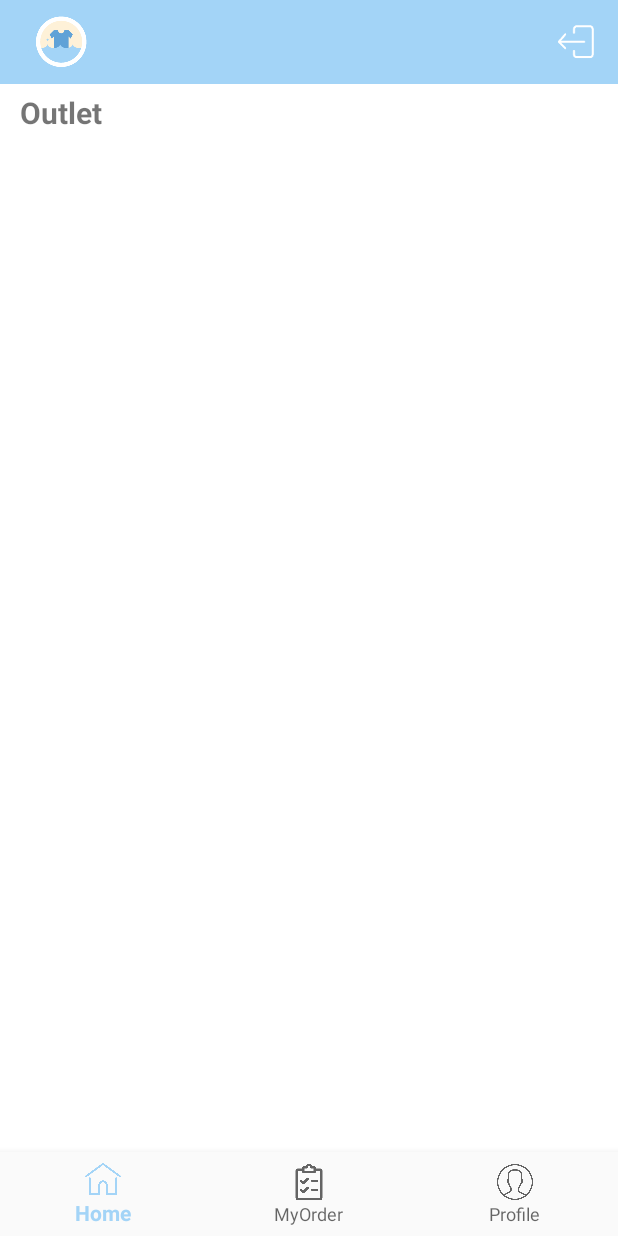
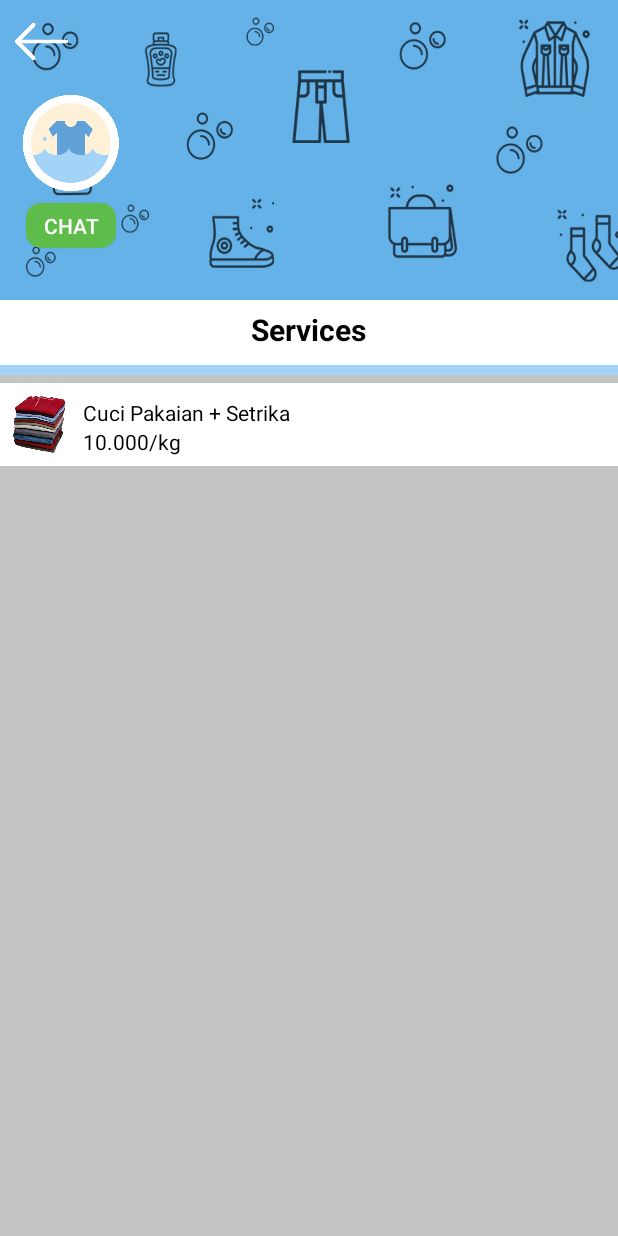
Before and after one commit to ardhiyatma09/cuci.in, an Android app: the screen it shows after launch (MainActivity before the commit, OutletActivity after it), on a phone screen of 412 x 824 dp. Run offline under Robolectric (Android 15) with nearby library versions, the phone set to English and light mode, and no system bars.

Commit message:
Layout Outlet

```diff
--- a/app/src/main/AndroidManifest.xml
+++ b/app/src/main/AndroidManifest.xml
@@ -1,8 +1,6 @@
 <?xml version="1.0" encoding="utf-8"?>
 <manifest xmlns:android="http://schemas.android.com/apk/res/android"
           package="com.example.cuciinproject">
-    <uses-permission android:name="android.permission.INTERNET"/>
-
     <uses-permission android:name="android.permission.INTERNET"/>
 
     <application
@@ -11,8 +9,9 @@
             android:label="@string/app_name"
             android:roundIcon="@mipmap/ic_logointi"
             android:supportsRtl="true"
+            android:networkSecurityConfig="@xml/network_security_config"
             android:theme="@style/AppTheme">
-        <activity android:name=".activity.MainActivity">
+        <activity android:name=".activity.user.OutletActivity">
             <intent-filter>
                 <action android:name="android.intent.action.MAIN"/>
 
--- a/app/src/main/java/com/example/cuciinproject/activity/user/OutletActivity.kt
+++ b/app/src/main/java/com/example/cuciinproject/activity/user/OutletActivity.kt
@@ -1,3 +1,12 @@
 package com.example.cuciinproject.activity.user
 
-class OutletActivity
+import android.os.Bundle
+import android.support.v7.app.AppCompatActivity
+import com.example.cuciinproject.R
+
+class OutletActivity : AppCompatActivity() {
+    override fun onCreate(savedInstanceState: Bundle?) {
+        super.onCreate(savedInstanceState)
+        setContentView(R.layout.outlet_activity)
+    }
+}
--- a/app/src/main/java/com/example/cuciinproject/adapter/LaundriAdapter.kt
+++ b/app/src/main/java/com/example/cuciinproject/adapter/LaundriAdapter.kt
@@ -5,7 +5,6 @@ import android.support.v7.widget.RecyclerView
 import android.view.LayoutInflater
 import android.view.View
 import android.view.ViewGroup
-import android.widget.Toast
 import com.bumptech.glide.Glide
 import com.example.cuciinproject.R
 import com.example.cuciinproject.model.Laundri.Laundri
@@ -35,7 +34,7 @@ class LaundriAdapter (val laundri : ArrayList<Laundri>) : RecyclerView.Adapter<L
         private var laundri : Laundri? = null
 
         override fun onClick(p0: View?) {
-            Toast.makeText(view.context, "asd", Toast.LENGTH_LONG).show()
+
         }
 
         init {
@@ -52,7 +51,7 @@ class LaundriAdapter (val laundri : ArrayList<Laundri>) : RecyclerView.Adapter<L
                 .load(urlGambarBerita)
                 .into(view.mvPoster)
 //            imageUrl.append(view.context.getString(R.string.base_path_poster)).append(laundri.posterPath)
-            view.mvTitle.setText(laundri.namaLaundri )
+            view.mvTitle.text = laundri.namaLaundri
 //            Glide.with(view.context).load(imageUrl.toString()).into(view.mvPoster)
         }
     }
--- /dev/null
+++ b/app/src/main/res/drawable/border_chat.xml
@@ -0,0 +1,8 @@
+<?xml version="1.0" encoding="utf-8"?>
+<shape
+        xmlns:android="http://schemas.android.com/apk/res/android"
+        android:shape="rectangle">
+    <corners android:radius="10dp"/>
+    <solid
+            android:color="#5EBD4A"/>
+</shape>
--- a/app/src/main/res/layout/fr_banner.xml
+++ b/app/src/main/res/layout/fr_banner.xml
@@ -6,6 +6,7 @@
                 tools:context=".fragment.FrBanner">
 
     <ImageView
+            android:layout_margin="5dp"
             android:id="@+id/imgBanner"
             android:layout_width="match_parent"
             android:layout_height="match_parent"
--- a/app/src/main/res/layout/fr_homeuser_activity.xml
+++ b/app/src/main/res/layout/fr_homeuser_activity.xml
@@ -22,6 +22,7 @@
                 android:layout_height="wrap_content"
                 android:layout_below="@+id/rvMain">
         <TextView
+                android:textColor="@android:color/black"
                 android:id="@+id/outlet"
                 android:layout_width="match_parent"
                 android:layout_height="wrap_content"
--- a/app/src/main/res/layout/outlet_activity.xml
+++ b/app/src/main/res/layout/outlet_activity.xml
@@ -1,6 +1,90 @@
 <?xml version="1.0" encoding="utf-8"?>
-<android.support.constraint.ConstraintLayout xmlns:android="http://schemas.android.com/apk/res/android"
-                                             android:layout_width="match_parent"
-                                             android:layout_height="match_parent">
+<RelativeLayout xmlns:android="http://schemas.android.com/apk/res/android"
+                android:id="@+id/ll_relative"
+                android:layout_width="match_parent"
+                android:layout_height="match_parent"
+                android:background="#C4C4C4">
+    <LinearLayout
+            android:background="@drawable/backgroundbanner"
+            android:orientation="vertical"
+            android:layout_width="match_parent"
+            android:id="@+id/ll_banner"
+            android:layout_height="@dimen/identity_outlet">
+        <ImageView
+                android:layout_margin="10dp"
+                android:src="@drawable/arrowleft"
+                android:layout_width="35dp"
+                android:layout_height="35dp"/>
+        <ImageView
+                android:layout_marginStart="5dp"
+                android:src="@drawable/labelputih"
+                android:layout_width="80dp"
+                android:layout_height="80dp"/>
+        <Button
+                android:text="chat"
+                android:textColor="@android:color/white"
+                android:background="@drawable/border_chat"
+                android:layout_marginStart="17dp"
+                android:layout_width="60dp"
+                android:layout_height="30dp"/>
+    </LinearLayout>
+    <LinearLayout
+            android:background="@android:color/white"
+            android:id="@+id/ll_content"
+            android:orientation="vertical"
+            android:layout_below="@+id/ll_banner"
+            android:layout_width="match_parent"
+            android:layout_height="50dp">
+        <TextView
+                android:layout_gravity="center"
+                android:textColor="@android:color/black"
+                android:textSize="20dp"
+                android:textStyle="bold"
+                android:layout_marginTop="6dp"
+                android:text="Services"
+                android:layout_below="@+id/ll_banner"
+                android:layout_width="wrap_content"
+                android:layout_height="wrap_content"/>
+        <View android:layout_width="match_parent"
+              android:layout_height="10dp"
+              android:layout_marginTop="10dp"
+              android:background="@color/biruDesain"/>
+    </LinearLayout>
+    <LinearLayout
+            android:background="@android:color/white"
+            android:layout_marginTop="5dp"
+            android:orientation="horizontal"
+            android:gravity="center"
+            android:layout_below="@+id/ll_content"
+            android:layout_width="match_parent"
+            android:layout_height="55dp">
+        <ImageView
+                android:src="@drawable/pakaian"
+                android:layout_width="50dp"
+                android:layout_height="50dp"/>
+        <LinearLayout
+                android:orientation="vertical"
+                android:layout_width="250dp"
+                android:layout_height="match_parent">
+            <TextView
+                    android:layout_marginTop="10dp"
+                    android:layout_marginStart="5dp"
+                    android:textColor="@android:color/black"
+                    android:text="Cuci Pakaian + Setrika"
+                    android:layout_width="wrap_content"
+                    android:layout_height="wrap_content"/>
+            <TextView
+                    android:layout_marginStart="5dp"
+                    android:textColor="@android:color/black"
+                    android:text="10.000/kg"
+                    android:layout_width="wrap_content"
+                    android:layout_height="wrap_content"/>
+        </LinearLayout>
+        <LinearLayout
+                android:orientation="horizontal"
+                android:layout_width="match_parent"
+                android:layout_height="match_parent">
 
-</android.support.constraint.ConstraintLayout>
+        </LinearLayout>
+    </LinearLayout>
+</RelativeLayout>
--- a/app/src/main/res/menu/menu_actionbar.xml
+++ b/app/src/main/res/menu/menu_actionbar.xml
@@ -4,6 +4,6 @@
     <item
             android:id="@+id/action_logout"
             android:icon="@mipmap/ic_logout"
-            android:title="DM"
+            android:title="LOGOUT"
             app:showAsAction="always"/>
 </menu>
--- a/app/src/main/res/values/dimens.xml
+++ b/app/src/main/res/values/dimens.xml
@@ -1,5 +1,5 @@
 <?xml version="1.0" encoding="utf-8"?>
 <resources>
     <dimen name="banner_height">160dp</dimen>
-    <dimen name="_2sdp">2dp</dimen>
+    <dimen name="identity_outlet">200dp</dimen>
 </resources>
--- /dev/null
+++ b/app/src/main/res/xml/network_security_config.xml
@@ -0,0 +1,4 @@
+<?xml version="1.0" encoding="utf-8"?>
+<network-security-config>
+    <base-config cleartextTrafficPermitted="true"/>
+</network-security-config>
--- a/build.gradle
+++ b/build.gradle
@@ -8,7 +8,7 @@ buildscript {
 
     }
     dependencies {
-        classpath 'com.android.tools.build:gradle:3.4.1'
+        classpath 'com.android.tools.build:gradle:3.4.2'
         classpath "org.jetbrains.kotlin:kotlin-gradle-plugin:$kotlin_version"
         // NOTE: Do not place your application dependencies here; they belong
         // in the individual module build.gradle files
```
Also changed, not shown: app/src/main/res/drawable/backgroundbanner.png (added), app/src/main/res/drawable/pakaian.png (added).
